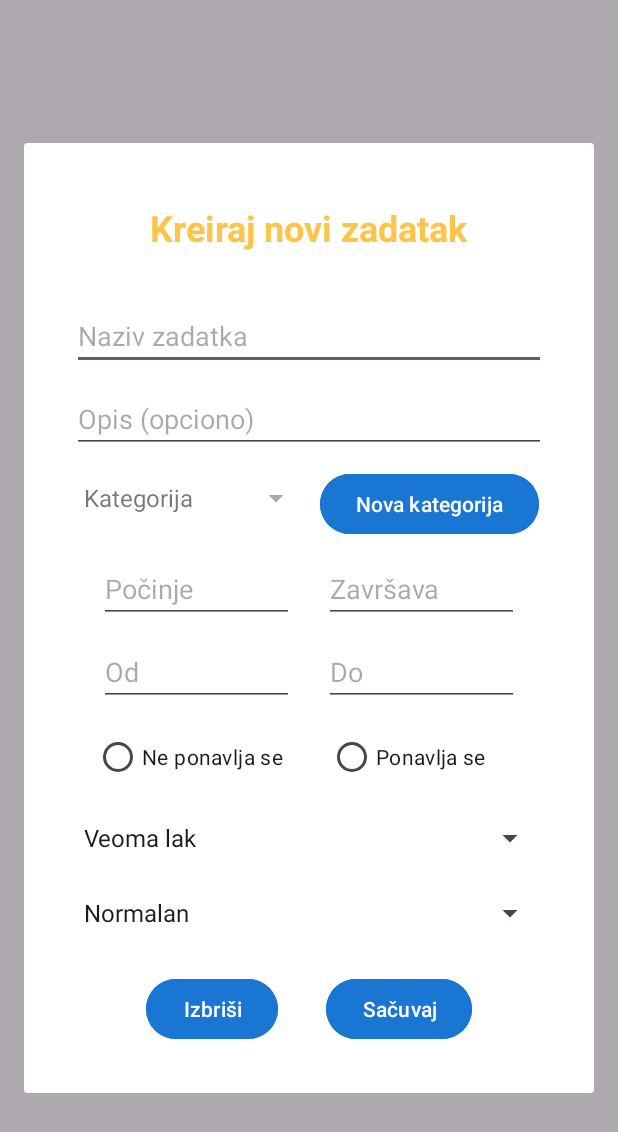
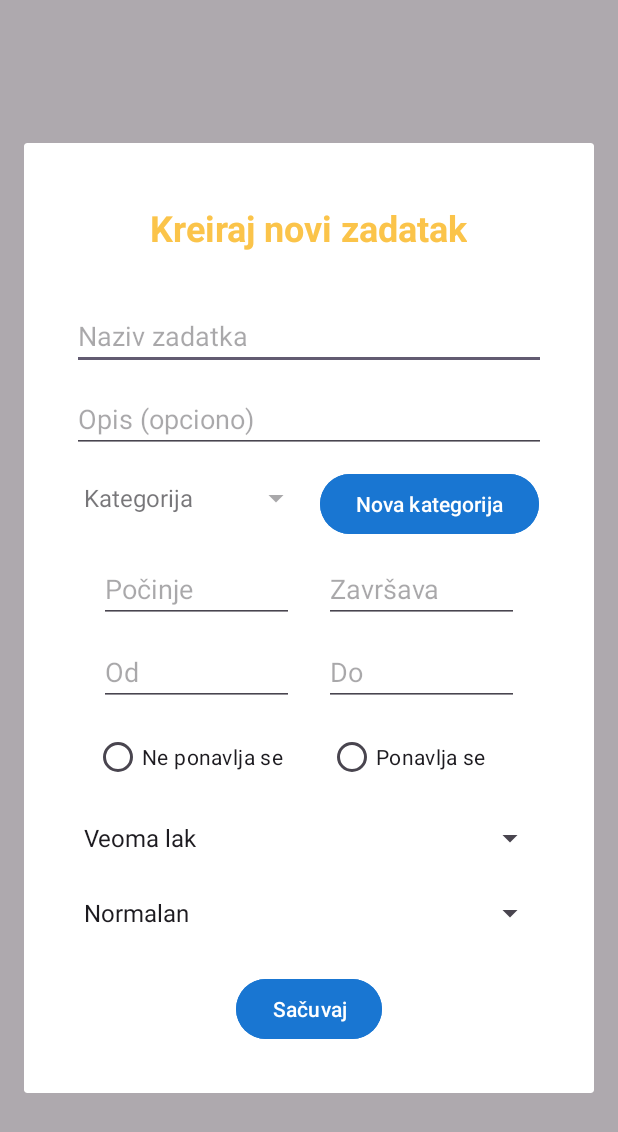
Before and after one commit to marko-kosarac/habits-adventure-mobile-app, an Android app: the fragment AddEditTaskFragment shown on its own in the app's theme, on a phone screen of 412 x 824 dp. Shown: the top 1132 px of the screen. Run offline under Robolectric (Android 15) with nearby library versions, the light colour scheme and no system bars; our stand-ins replace Firebase (no records; nobody signed in at launch, a user with empty details on screens opened directly); libraries missing offline, so code that uses them is left out: com.github.dhaval2404.colorpicker, org.checkerframework.checker; 1 statement that could not run was skipped.

Commit message:
Moved delete button from edit to detail fragment

```diff
--- a/app/src/main/java/com/example/mobilnaaplikacija/services/TaskService.java
+++ b/app/src/main/java/com/example/mobilnaaplikacija/services/TaskService.java
@@ -388,4 +388,9 @@ public class TaskService {
     public Pair<Long, Long> getTaskGroupBounds(String taskId) {
         return taskRepository.getTaskGroupBounds(taskId);
     }
+
+    public boolean isInPast(Task task) {
+        return task.getEndMillis() < System.currentTimeMillis();
+    }
+
 }
--- a/app/src/main/res/layout/dialog_add_edit_task.xml
+++ b/app/src/main/res/layout/dialog_add_edit_task.xml
@@ -46,6 +46,16 @@
                 android:layout_height="wrap_content"
                 android:hint="@string/task_description"
                 android:layout_marginBottom="10dp"/>
+
+            <!-- Task date occurrence -->
+            <EditText
+                android:id="@+id/etTaskOccurringDate"
+                android:layout_width="match_parent"
+                android:layout_height="wrap_content"
+                android:hint="@string/task_date_occurrence"
+                android:textSize="18sp"
+                android:layout_marginBottom="10dp"
+                android:visibility="gone"/>
 
             <LinearLayout
                 android:id="@+id/categoryFields"
@@ -187,30 +197,16 @@
                 android:layout_marginBottom="10dp"
                 android:spinnerMode="dropdown"/>
 
-            <LinearLayout
-                android:layout_width="match_parent"
+            <!-- Add task button -->
+            <Button
+                android:id="@+id/btnSaveTask"
+                android:layout_width="wrap_content"
                 android:layout_height="wrap_content"
-                android:orientation="horizontal"
-                android:gravity="center_horizontal"
+                android:backgroundTint="@color/colorPrimary"
+                android:layout_gravity="center_horizontal"
                 android:layout_marginTop="10dp"
-                android:layout_marginBottom="16dp">
-                <!-- Remove task button -->
-                <Button
-                    android:id="@+id/btnRemoveTask"
-                    android:layout_width="wrap_content"
-                    android:layout_height="wrap_content"
-                    android:layout_marginEnd="32dp"
-                    android:backgroundTint="@color/colorPrimary"
-                    android:text="@string/remove"/>
-                <!-- Add task button -->
-                <Button
-                    android:id="@+id/btnSaveTask"
-                    android:layout_width="wrap_content"
-                    android:layout_height="wrap_content"
-                    android:backgroundTint="@color/colorPrimary"
-                    android:text="@string/save" />
-            </LinearLayout>
-
+                android:layout_marginBottom="16dp"
+                android:text="@string/save" />
     </LinearLayout>
     </ScrollView>
 </FrameLayout>
--- a/app/src/main/res/values/strings.xml
+++ b/app/src/main/res/values/strings.xml
@@ -67,6 +67,8 @@
     <string name="list_view">Lista</string>
     <string name="calendar_view">Kalendar</string>
     <string name="no_tasks">Nema predstojećih zadataka.</string>
+    <string name="task_cannot_edit_title">Pregled zadatka</string>
+    <string name="task_date_occurrence">Pojavljivanje</string>
 
     <string name="material_calendar_monday">P</string>
     <string name="material_calendar_tuesday">U</string>
```
Also changed, not shown: app/src/main/java/com/example/mobilnaaplikacija/fragments/task/AddEditTaskFragment.java (+25 -47 lines), app/src/main/java/com/example/mobilnaaplikacija/fragments/task/DetailTaskFragment.java (+50 -0 lines), app/src/main/res/layout/dialog_detail_task.xml (+16 -2 lines).
